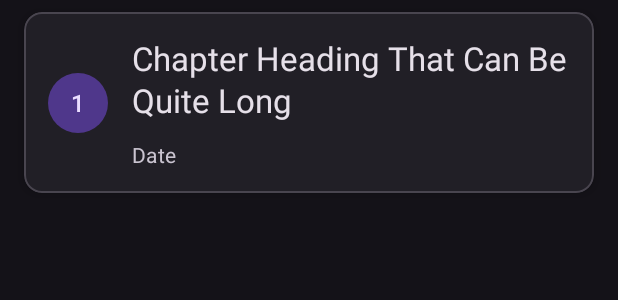
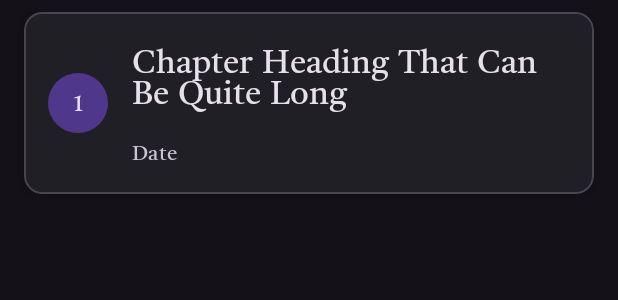
Before and after one commit to UtilityDD/KadaChabuk1, an Android app: the layout item_chapter_card.xml on its own in the app's theme, with its tools: preview values and no code run, on a phone screen of 412 x 824 dp. Shown: the top 300 px of the screen. Run offline under Robolectric (Android 15) with nearby library versions, the phone set to English and light mode, and no system bars.

Commit message:
Working version with font size slider and card font changed

```diff
--- a/app/src/main/res/layout/item_chapter_card.xml
+++ b/app/src/main/res/layout/item_chapter_card.xml
@@ -24,6 +24,7 @@
             android:layout_height="40dp"
             android:background="@drawable/serial_background"
             android:gravity="center"
+            android:fontFamily="@font/tiro_bangla_regular"
             android:textAppearance="?attr/textAppearanceTitleMedium"
             android:textColor="?attr/colorOnPrimaryContainer"
             app:layout_constraintStart_toStartOf="parent"
@@ -35,7 +36,9 @@
             android:id="@+id/textViewHeading"
             android:layout_width="0dp"
             android:layout_height="wrap_content"
+            android:fontFamily="@font/tiro_bangla_regular"
             android:layout_marginStart="16dp"
+            android:lineSpacingMultiplier="1.2"
             android:textAppearance="?attr/textAppearanceTitleLarge"
             android:textColor="?attr/colorOnSurface"
             app:layout_constraintEnd_toEndOf="parent"
@@ -47,6 +50,7 @@
             android:id="@+id/textViewDate"
             android:layout_width="wrap_content"
             android:layout_height="wrap_content"
+            android:fontFamily="@font/tiro_bangla_regular"
             android:layout_marginTop="12dp"
             android:textAppearance="?attr/textAppearanceBody2"
             android:textColor="?attr/colorOnSurfaceVariant"
--- a/app/src/main/res/values/ic_launcher_background.xml
+++ b/app/src/main/res/values/ic_launcher_background.xml
@@ -1,4 +1,4 @@
 <?xml version="1.0" encoding="utf-8"?>
 <resources>
-    <color name="ic_launcher_background">#E6C77C</color>
+    <color name="ic_launcher_background">#FFFFFF</color>
 </resources>
```
Also changed, not shown: app/src/main/ic_launcher-playstore.png, app/src/main/res/mipmap-hdpi/ic_launcher.webp, app/src/main/res/mipmap-hdpi/ic_launcher_foreground.webp, app/src/main/res/mipmap-hdpi/ic_launcher_round.webp, app/src/main/res/mipmap-mdpi/ic_launcher.webp, app/src/main/res/mipmap-mdpi/ic_launcher_foreground.webp, app/src/main/res/mipmap-mdpi/ic_launcher_round.webp, app/src/main/res/mipmap-xhdpi/ic_launcher.webp, app/src/main/res/mipmap-xhdpi/ic_launcher_foreground.webp, app/src/main/res/mipmap-xhdpi/ic_launcher_round.webp, app/src/main/res/mipmap-xxhdpi/ic_launcher.webp, app/src/main/res/mipmap-xxhdpi/ic_launcher_foreground.webp, app/src/main/res/mipmap-xxhdpi/ic_launcher_round.webp, app/src/main/res/mipmap-xxxhdpi/ic_launcher.webp, 2 more files.
